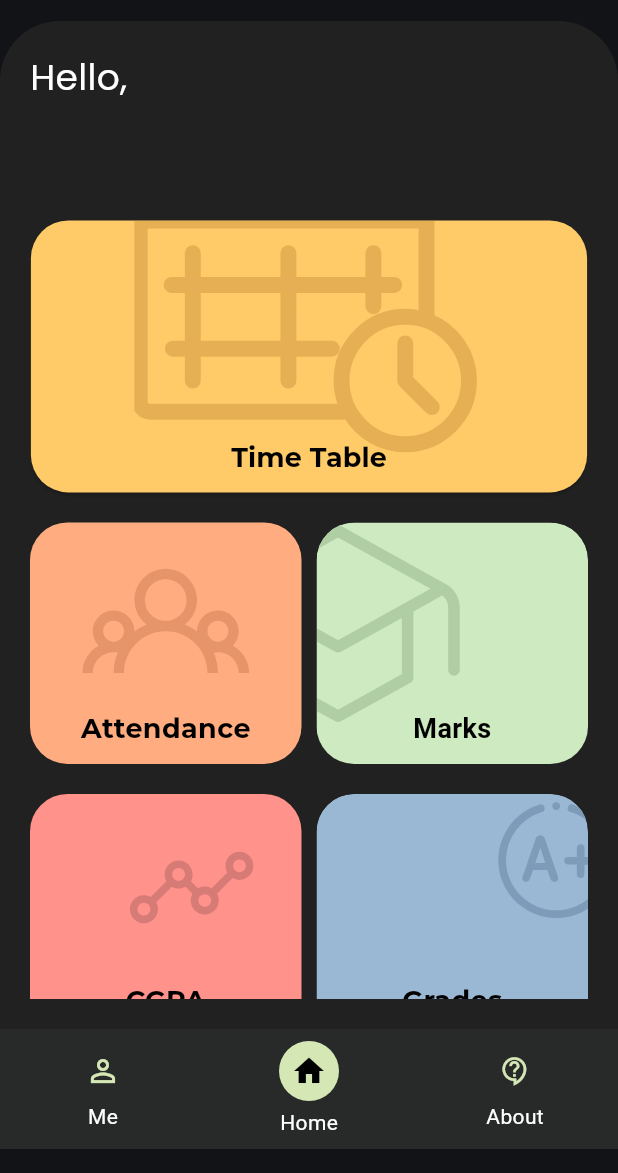
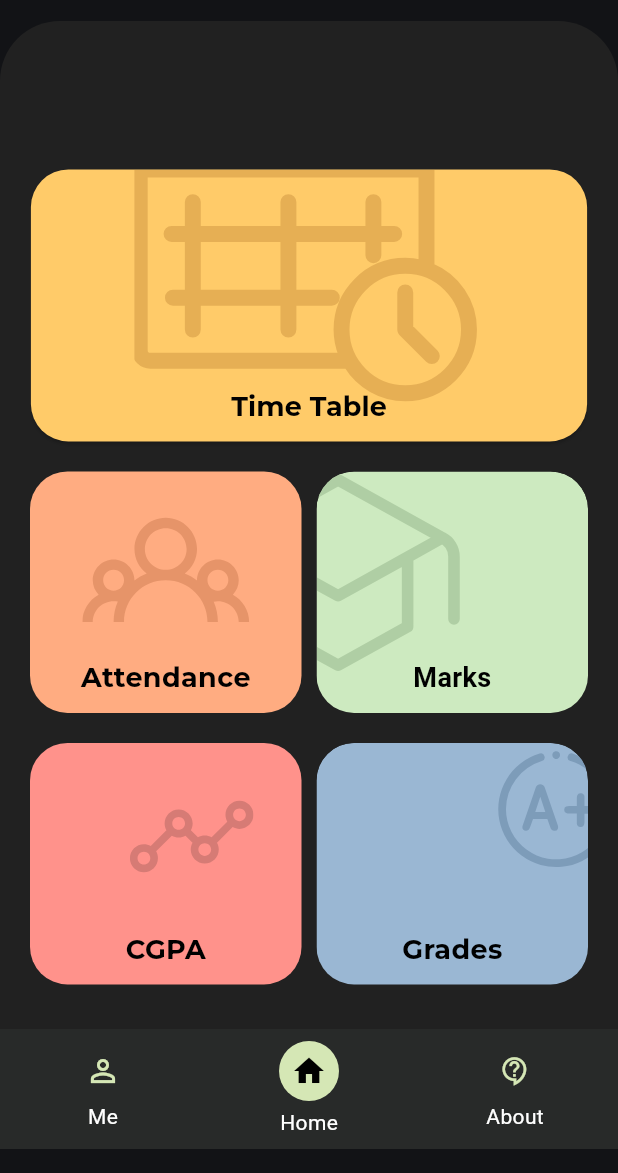
Before and after one commit to DK10WS/SLCM_APP, a Flutter app: the HomePage screen opened directly with empty values, on a phone screen of 412 x 824 dp, the part 63-1236 px from its top. Run offline on Flutter 3.47's test engine with Material 3 defaults, Android fonts, the phone set to English and light mode, and no system bars; our stand-ins replace firebase_core, fl_chart, flutter_svg, shared_preferences; accounts and stored records are empty.

Commit message:
Removed Hello

```diff
--- a/lib/home_page.dart
+++ b/lib/home_page.dart
@@ -173,11 +173,6 @@ class HomeScreen extends StatelessWidget {
         child: Column(
           crossAxisAlignment: CrossAxisAlignment.start,
           children: [
-            const Text(
-              "Hello,",
-              style: TextStyle(
-                  fontSize: 24, color: Colors.white, fontFamily: "poppins"),
-            ),
             Text(
               "${capitalizeFirstName(name)}",
               style: TextStyle(
```
Also changed, not shown: 3 other files.
